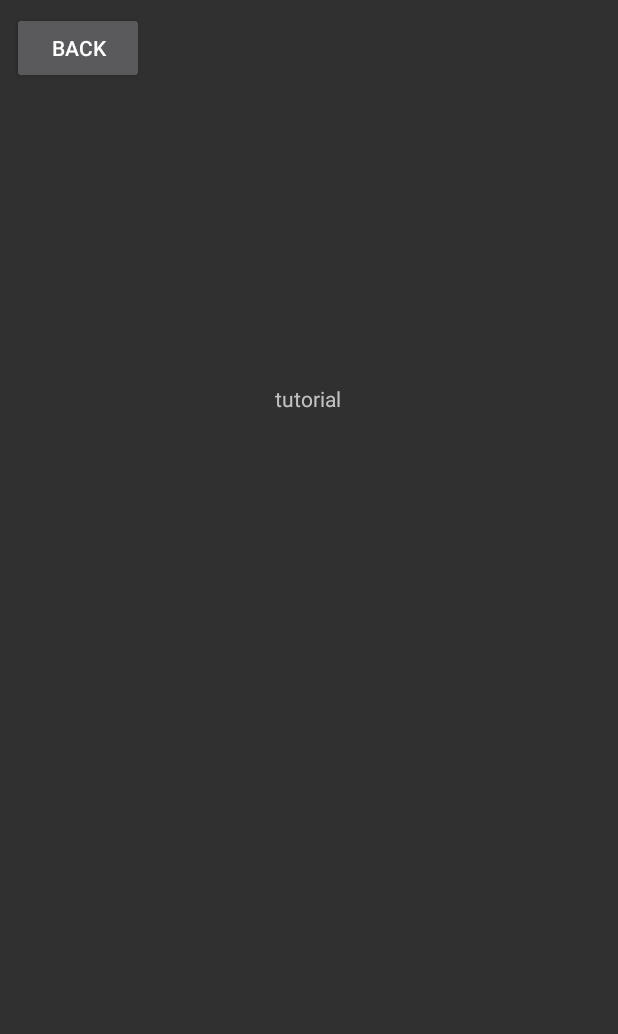
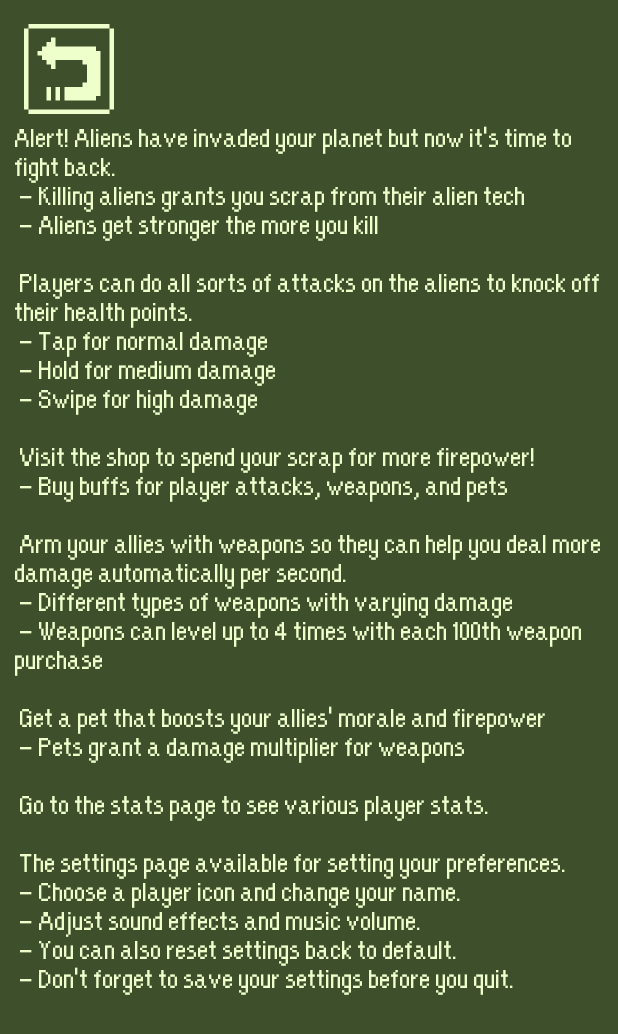
Before and after one commit to howardg123/MOBDEVE-FinalProject-Group41, an Android app: the TutorialActivity screen opened directly, with no data from a screen before it, on a phone screen of 412 x 824 dp. Shown: the top 1034 px of the screen. Run offline under Robolectric (Android 15) with nearby library versions, the phone set to English and light mode, and no system bars.

Commit message:
Added tutorial text; Changed game volume to sound effects volume

```diff
--- a/app/src/main/java/com/mobdeve/s11/group41/alienimpact/TutorialActivity.java
+++ b/app/src/main/java/com/mobdeve/s11/group41/alienimpact/TutorialActivity.java
@@ -2,6 +2,7 @@ package com.mobdeve.s11.group41.alienimpact;
 
 import androidx.appcompat.app.AppCompatActivity;
 
+import android.content.Intent;
 import android.os.Bundle;
 import android.view.View;
 import android.widget.Button;
@@ -19,6 +20,8 @@ public class TutorialActivity extends AppCompatActivity {
         btnTutorialBack.setOnClickListener(new View.OnClickListener() {
             @Override
             public void onClick(View v) {
+                Intent intent = new Intent(TutorialActivity.this, GameOptionActivity.class);
+                startActivity(intent);
                 finish();
             }
         });
--- a/app/src/main/res/layout/activity_game_option.xml
+++ b/app/src/main/res/layout/activity_game_option.xml
@@ -27,7 +27,7 @@
         android:layout_height="wrap_content"
         android:layout_marginBottom="16dp"
         android:fontFamily="@font/apple_kid"
-        android:text="GAME VOLUME"
+        android:text="SOUND EFFECTS VOLUME"
         android:textColor="#EEFFCC"
         android:textSize="34sp"
         app:layout_constraintBottom_toTopOf="@+id/sbGameVolume"
--- a/app/src/main/res/layout/activity_tutorial.xml
+++ b/app/src/main/res/layout/activity_tutorial.xml
@@ -4,26 +4,35 @@
     xmlns:tools="http://schemas.android.com/tools"
     android:layout_width="match_parent"
     android:layout_height="match_parent"
+    android:background="#3D4F2B"
     tools:context=".TutorialActivity">
 
     <TextView
-        android:id="@+id/textView"
-        android:layout_width="wrap_content"
-        android:layout_height="wrap_content"
-        android:layout_marginTop="256dp"
-        android:text="tutorial"
+        android:id="@+id/tvTutorialText"
+        android:layout_width="0dp"
+        android:layout_height="700dp"
+        android:layout_marginStart="10dp"
+        android:layout_marginEnd="10dp"
+        android:fontFamily="@font/apple_kid"
+        android:text="@string/tutorial_text"
+        android:textColor="#EEFFCC"
+        android:textSize="24sp"
+        app:layout_constraintBottom_toBottomOf="parent"
         app:layout_constraintEnd_toEndOf="parent"
-        app:layout_constraintHorizontal_bias="0.498"
         app:layout_constraintStart_toStartOf="parent"
-        app:layout_constraintTop_toTopOf="parent" />
+        app:layout_constraintTop_toBottomOf="@+id/btnTutorialBack"
+        app:layout_constraintVertical_bias="0.13999999" />
 
     <Button
         android:id="@+id/btnTutorialBack"
-        android:layout_width="wrap_content"
-        android:layout_height="wrap_content"
-        android:layout_marginStart="8dp"
-        android:layout_marginTop="8dp"
-        android:text="BACK"
+        android:layout_width="60dp"
+        android:layout_height="60dp"
+        android:layout_marginStart="16dp"
+        android:layout_marginTop="16dp"
+        android:background="@drawable/button_back"
+        android:fontFamily="@font/apple_kid"
+        android:textColor="#EEFFCC"
+        android:textSize="30sp"
         app:layout_constraintStart_toStartOf="parent"
         app:layout_constraintTop_toTopOf="parent" />
 </androidx.constraintlayout.widget.ConstraintLayout>
--- a/app/src/main/res/values/strings.xml
+++ b/app/src/main/res/values/strings.xml
@@ -1,3 +1,26 @@
 <resources>
     <string name="app_name">AlienImpact</string>
+    <string name="tutorial_text">
+        Alert! Aliens have invaded your planet but now it\'s time to fight back. \n
+        - Killing aliens grants you scrap from their alien tech \n
+        - Aliens get stronger the more you kill \n\n
+        Players can do all sorts of attacks on the aliens to knock off their health points. \n
+        - Tap for normal damage\n
+        - Hold for medium damage\n
+        - Swipe for high damage\n\n
+        Visit the shop to spend your scrap for more firepower! \n
+        - Buy buffs for player attacks, weapons, and pets \n\n
+        Arm your allies with weapons so they can help you deal more damage automatically per second. \n
+        - Different types of weapons with varying damage \n
+        - Weapons can level up to 4 times with each 100th weapon purchase \n\n
+        Get a pet that boosts your allies\' morale and firepower \n
+        - Pets grant a damage multiplier for weapons \n\n
+        Go to the stats page to see various player stats. \n\n
+        The settings page available for setting your preferences. \n
+        - Choose a player icon and change your name. \n
+        - Adjust sound effects and music volume. \n
+        - You can also reset settings back to default. \n
+        - Don\'t forget to save your settings before you quit. \n
+
+    </string>>
 </resources>
```
